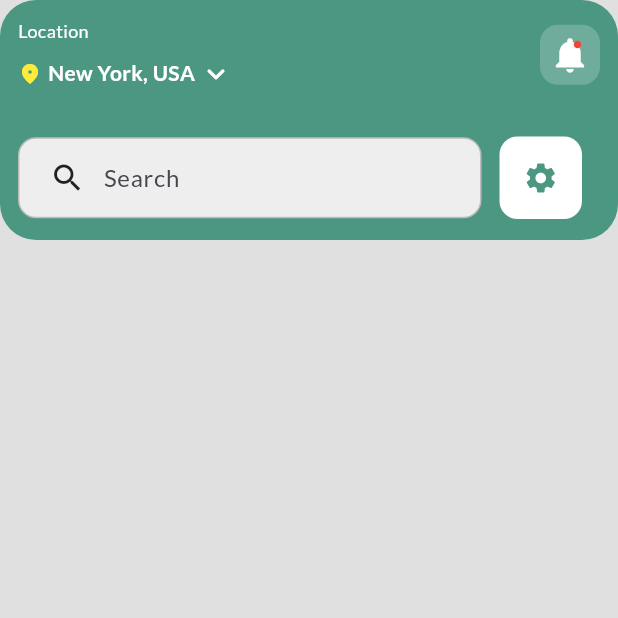
After one commit to ekonuradip/slicing-ui, a Flutter app: the screen it shows after launch, after a tap on "Cleaning", on a phone screen of 412 x 824 dp, the top half of it. The commit adds this screen. Run offline on Flutter 3.47's test engine with Material 3 defaults, Android fonts, the phone set to English and light mode, and no system bars; our stand-ins replace cached_network_image, carousel_slider, dio, file_picker, flutter_animate, flutter_bloc and 12 more; missing offline and left inert: faker_dart; network calls fail.

Commit message:
Membuat cleaning & repair dashboard

```diff
--- a/config.json
+++ b/config.json
@@ -14,7 +14,8 @@
         "vacation/vacation_main_navigation",
         "vacation/vacation_dashboard",
         "vacation/vacation_detail",
-        "vacation/vacation_intro"
+        "vacation/vacation_intro",
+        "cleaning/cleaning_dashboard"
     ],
     "module_directory_name": "module",
     "experimental_mode": false,
--- a/lib/core.dart
+++ b/lib/core.dart
@@ -4,6 +4,7 @@ If there is a conflicting class name in this file,
 it means you have to rename it to something more unique.
 */
 export 'package:hyper_ui/bloc_util.dart';
+export 'package:hyper_ui/class.dart';
 export 'package:hyper_ui/config.dart';
 export 'package:hyper_ui/core_package.dart';
 export 'package:hyper_ui/demo.dart';
@@ -18,6 +19,10 @@ export 'package:hyper_ui/module/classroom/classroom_detail/event/classroom_detai
 export 'package:hyper_ui/module/classroom/classroom_detail/state/classroom_detail_state.dart';
 export 'package:hyper_ui/module/classroom/classroom_detail/view/classroom_detail_view.dart';
 export 'package:hyper_ui/module/classroom/classroom_theme/classroom_theme.dart';
+export 'package:hyper_ui/module/cleaning/cleaning_dashboard/bloc/cleaning_dashboard_bloc.dart';
+export 'package:hyper_ui/module/cleaning/cleaning_dashboard/event/cleaning_dashboard_event.dart';
+export 'package:hyper_ui/module/cleaning/cleaning_dashboard/state/cleaning_dashboard_state.dart';
+export 'package:hyper_ui/module/cleaning/cleaning_dashboard/view/cleaning_dashboard_view.dart';
 export 'package:hyper_ui/module/coffee/cofeeintro/bloc/cofeeintro_bloc.dart';
 export 'package:hyper_ui/module/coffee/cofeeintro/event/cofeeintro_event.dart';
 export 'package:hyper_ui/module/coffee/cofeeintro/state/cofeeintro_state.dart';
@@ -42,6 +47,7 @@ export 'package:hyper_ui/module/login/bloc/login_bloc.dart';
 export 'package:hyper_ui/module/login/event/login_event.dart';
 export 'package:hyper_ui/module/login/state/login_state.dart';
 export 'package:hyper_ui/module/login/view/login_view.dart';
+export 'package:hyper_ui/module/login/widget/button_porto.dart';
 export 'package:hyper_ui/module/travel/travel_dashboard/bloc/travel_dashboard_bloc.dart';
 export 'package:hyper_ui/module/travel/travel_dashboard/event/travel_dashboard_event.dart';
 export 'package:hyper_ui/module/travel/travel_dashboard/state/travel_dashboard_state.dart';
--- /dev/null
+++ b/lib/module/cleaning/cleaning_dashboard/bloc/cleaning_dashboard_bloc.dart
@@ -0,0 +1,33 @@
+
+import 'package:flutter_bloc/flutter_bloc.dart';
+import '../event/cleaning_dashboard_event.dart';
+import '../state/cleaning_dashboard_state.dart';
+import 'package:hyper_ui/bloc_util.dart';
+import 'package:injectable/injectable.dart';
+
+@singleton
+class CleaningDashboardBloc extends Bloc<CleaningDashboardEvent, CleaningDashboardState> implements IBlocBase {
+  CleaningDashboardBloc() : super(CleaningDashboardState()) {
+    on<CleaningDashboardIncrementEvent>((event, emit) {
+
+        state.counter++;
+        emit(state.copyWith());
+
+    });
+  }
+
+  @override
+  void initState() {
+    //initState event
+  }
+
+  @override
+  void dispose() {
+    //dispose event
+  }
+
+  @override
+  void ready() {
+    //ready event
+  }
+}
--- /dev/null
+++ b/lib/module/cleaning/cleaning_dashboard/event/cleaning_dashboard_event.dart
@@ -0,0 +1,3 @@
+
+abstract class CleaningDashboardEvent {}
+class CleaningDashboardIncrementEvent extends CleaningDashboardEvent {}
--- /dev/null
+++ b/lib/module/cleaning/cleaning_dashboard/state/cleaning_dashboard_state.dart
@@ -0,0 +1,10 @@
+
+import 'package:freezed_annotation/freezed_annotation.dart';
+part 'cleaning_dashboard_state.freezed.dart';
+
+@unfreezed
+class CleaningDashboardState with _$CleaningDashboardState {
+  factory CleaningDashboardState({
+    @Default(0) int counter,
+  }) = _CleaningDashboardState;
+}
--- /dev/null
+++ b/lib/module/cleaning/cleaning_dashboard/view/cleaning_dashboard_view.dart
@@ -0,0 +1,225 @@
+import 'package:flutter/material.dart';
+import 'package:flutter_bloc/flutter_bloc.dart';
+import '../bloc/cleaning_dashboard_bloc.dart';
+import '../event/cleaning_dashboard_event.dart';
+import '../state/cleaning_dashboard_state.dart';
+import 'package:get_it/get_it.dart';
+
+class CleaningDashboardView extends StatefulWidget {
+  const CleaningDashboardView({Key? key}) : super(key: key);
+
+  @override
+  State<CleaningDashboardView> createState() => _CleaningDashboardViewState();
+}
+
+class _CleaningDashboardViewState extends State<CleaningDashboardView> {
+  CleaningDashboardBloc bloc = CleaningDashboardBloc();
+
+  @override
+  void initState() {
+    if (GetIt.I.isRegistered<CleaningDashboardBloc>()) {
+      GetIt.I.unregister<CleaningDashboardBloc>();
+    }
+    GetIt.I.registerSingleton(bloc);
+    bloc.initState();
+    WidgetsBinding.instance.addPostFrameCallback(
+      (_) => bloc.ready(),
+    );
+    super.initState();
+  }
+
+  @override
+  void dispose() {
+    bloc.dispose();
+    super.dispose();
+  }
+
+  @override
+  Widget build(BuildContext context) {
+    return BlocProvider(
+      create: (BuildContext context) => bloc,
+      child: BlocListener<CleaningDashboardBloc, CleaningDashboardState>(
+        listener: (context, state) {},
+        child: BlocBuilder<CleaningDashboardBloc, CleaningDashboardState>(
+          builder: (context, state) {
+            final bloc = context.read<CleaningDashboardBloc>();
+            return buildView(context, bloc, state);
+          },
+        ),
+      ),
+    );
+  }
+
+  Widget buildView(
+    BuildContext context,
+    CleaningDashboardBloc bloc,
+    CleaningDashboardState state,
+  ) {
+    return Scaffold(
+      body: SafeArea(
+        child: Column(
+          crossAxisAlignment: CrossAxisAlignment.start,
+          mainAxisAlignment: MainAxisAlignment.start,
+          children: [
+            Container(
+              height: 160,
+              width: MediaQuery.of(context).size.width,
+              padding: const EdgeInsets.all(12.0),
+              decoration: const BoxDecoration(
+                color: Color(0xff4c9782),
+                borderRadius: BorderRadius.all(
+                  Radius.circular(24.0),
+                ),
+              ),
+              child: Column(
+                crossAxisAlignment: CrossAxisAlignment.start,
+                children: [
+                  Row(
+                    children: [
+                      Expanded(
+                        child: Column(
+                          crossAxisAlignment: CrossAxisAlignment.start,
+                          children: [
+                            Text(
+                              "Location",
+                              style: TextStyle(
+                                fontSize: 12.0,
+                                color: Colors.white,
+                              ),
+                            ),
+                            const SizedBox(
+                              height: 8.0,
+                            ),
+                            Row(
+                              children: [
+                                const Icon(
+                                  Icons.location_on_rounded,
+                                  size: 16.0,
+                                  color: Colors.yellow,
+                                ),
+                                const SizedBox(
+                                  width: 4.0,
+                                ),
+                                Text(
+                                  "New York, USA",
+                                  style: TextStyle(
+                                      fontSize: 14.0,
+                                      color: Colors.white,
+                                      fontWeight: FontWeight.bold),
+                                ),
+                                const SizedBox(
+                                  width: 2.0,
+                                ),
+                                const Icon(
+                                  Icons.keyboard_arrow_down_rounded,
+                                  size: 24.0,
+                                  color: Colors.white,
+                                ),
+                              ],
+                            )
+                          ],
+                        ),
+                      ),
+                      Container(
+                        height: 40,
+                        width: 40,
+                        decoration: BoxDecoration(
+                          borderRadius: BorderRadius.all(
+                            Radius.circular(12.0),
+                          ),
+                          color: Colors.white.withOpacity(0.2),
+                        ),
+                        child: Stack(
+                          children: [
+                            Center(
+                              child: const Icon(
+                                Icons.notifications,
+                                size: 28.0,
+                                color: Colors.white,
+                              ),
+                            ),
+                            Positioned(
+                              top: 10,
+                              right: 12,
+                              child: const Icon(
+                                Icons.circle,
+                                size: 6.0,
+                                color: Colors.red,
+                              ),
+                            ),
+                          ],
+                        ),
+                      ),
+                    ],
+                  ),
+                  const SizedBox(
+                    height: 30.0,
+                  ),
+                  Row(
+                    children: [
+                      Container(
+                        width: MediaQuery.of(context).size.width * 0.75,
+                        padding: const EdgeInsets.symmetric(
+                          vertical: 6.0,
+                          horizontal: 12.0,
+                        ),
+                        decoration: BoxDecoration(
+                          color: Colors.grey[200],
+                          borderRadius: const BorderRadius.all(
+                            Radius.circular(12.0),
+                          ),
+                          border: Border.all(
+                            width: 1.0,
+                            color: Colors.grey[400]!,
+                          ),
+                        ),
+                        child: Row(
+                          children: [
+                            const Padding(
+                              padding: EdgeInsets.all(8.0),
+                              child: Icon(Icons.search),
+                            ),
+                            Expanded(
+                              child: TextFormField(
+                                initialValue: null,
+                                decoration: const InputDecoration.collapsed(
+                                  filled: true,
+                                  fillColor: Colors.transparent,
+                                  hoverColor: Colors.transparent,
+                                  hintText: "Search",
+                                ),
+                                onFieldSubmitted: (value) {},
+                              ),
+                            ),
+                          ],
+                        ),
+                      ),
+                      const SizedBox(
+                        width: 12.0,
+                      ),
+                      Container(
+                        height: 55,
+                        width: 55,
+                        decoration: const BoxDecoration(
+                          color: Colors.white,
+                          borderRadius: BorderRadius.all(
+                            Radius.circular(12.0),
+                          ),
+                        ),
+                        child: const Icon(
+                          Icons.settings,
+                          size: 24.0,
+                          color: Color(0xff4c9782),
+                        ),
+                      ),
+                    ],
+                  ),
+                ],
+              ),
+            ),
+          ],
+        ),
+      ),
+    );
+  }
+}
--- a/lib/module/login/view/login_view.dart
+++ b/lib/module/login/view/login_view.dart
@@ -318,7 +318,11 @@ class _LoginViewState extends State<LoginView> {
                 const SizedBox(
                   width: 12.0,
                 ),
-                buttonPortofolio(name: "Test", page: TravelDashboardView())
+                buttonPortofolio(name: "Test", page: TravelDashboardView()),
+                const SizedBox(
+                width: 12.0,
+                ),
+                buttonPortofolio(name: "Cleaning", page: CleaningDashboardView())
               ],
             )
           ],
--- a/lib/module/vacation/vacation_dashboard/bloc/vacation_dashboard_bloc.dart
+++ b/lib/module/vacation/vacation_dashboard/bloc/vacation_dashboard_bloc.dart
@@ -3,9 +3,9 @@ import 'package:flutter_bloc/flutter_bloc.dart';
 import '../event/vacation_dashboard_event.dart';
 import '../state/vacation_dashboard_state.dart';
 import 'package:hyper_ui/bloc_util.dart';
-import 'package:injectable/injectable.dart';
 
-@singleton
+
+
 class VacationDashboardBloc extends Bloc<VacationDashboardEvent, VacationDashboardState> implements IBlocBase {
   VacationDashboardBloc() : super(VacationDashboardState()) {
     on<VacationDashboardIncrementEvent>((event, emit) {
--- a/lib/module/vacation/vacation_detail/bloc/vacation_detail_bloc.dart
+++ b/lib/module/vacation/vacation_detail/bloc/vacation_detail_bloc.dart
@@ -3,9 +3,9 @@ import 'package:flutter_bloc/flutter_bloc.dart';
 import '../event/vacation_detail_event.dart';
 import '../state/vacation_detail_state.dart';
 import 'package:hyper_ui/bloc_util.dart';
-import 'package:injectable/injectable.dart';
 
-@singleton
+
+
 class VacationDetailBloc extends Bloc<VacationDetailEvent, VacationDetailState> implements IBlocBase {
   VacationDetailBloc() : super(VacationDetailState()) {
     on<VacationDetailIncrementEvent>((event, emit) {
--- a/lib/module/vacation/vacation_intro/bloc/vacation_intro_bloc.dart
+++ b/lib/module/vacation/vacation_intro/bloc/vacation_intro_bloc.dart
@@ -3,9 +3,9 @@ import 'package:flutter_bloc/flutter_bloc.dart';
 import '../event/vacation_intro_event.dart';
 import '../state/vacation_intro_state.dart';
 import 'package:hyper_ui/bloc_util.dart';
-import 'package:injectable/injectable.dart';
 
-@singleton
+
+
 class VacationIntroBloc extends Bloc<VacationIntroEvent, VacationIntroState> implements IBlocBase {
   VacationIntroBloc() : super(VacationIntroState()) {
     on<VacationIntroIncrementEvent>((event, emit) {
--- a/lib/module/vacation/vacation_main_navigation/bloc/vacation_main_navigation_bloc.dart
+++ b/lib/module/vacation/vacation_main_navigation/bloc/vacation_main_navigation_bloc.dart
@@ -3,9 +3,9 @@ import 'package:flutter_bloc/flutter_bloc.dart';
 import '../event/vacation_main_navigation_event.dart';
 import '../state/vacation_main_navigation_state.dart';
 import 'package:hyper_ui/bloc_util.dart';
-import 'package:injectable/injectable.dart';
 
-@singleton
+
+
 class VacationMainNavigationBloc extends Bloc<VacationMainNavigationEvent, VacationMainNavigationState> implements IBlocBase {
   VacationMainNavigationBloc() : super(VacationMainNavigationState()) {
     on<VacationMainNavigationIncrementEvent>((event, emit) {
```
Also changed, not shown: lib/injection.config.dart, lib/module/cleaning/cleaning_dashboard/state/cleaning_dashboard_state.freezed.dart (added), 1 other file.
